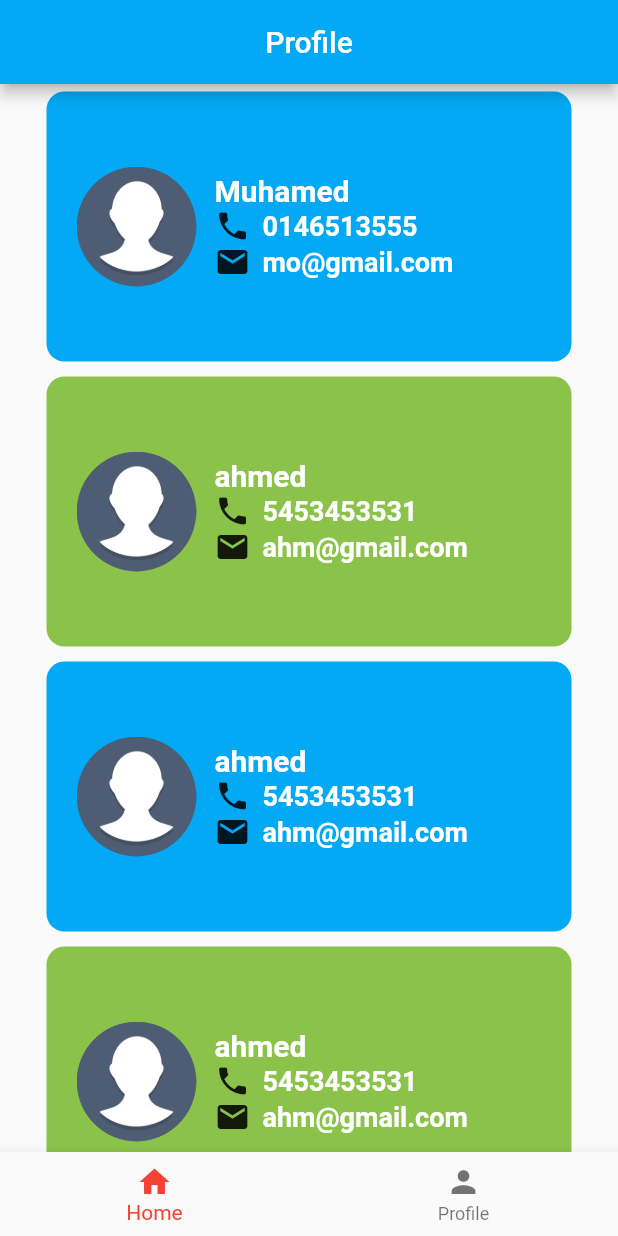
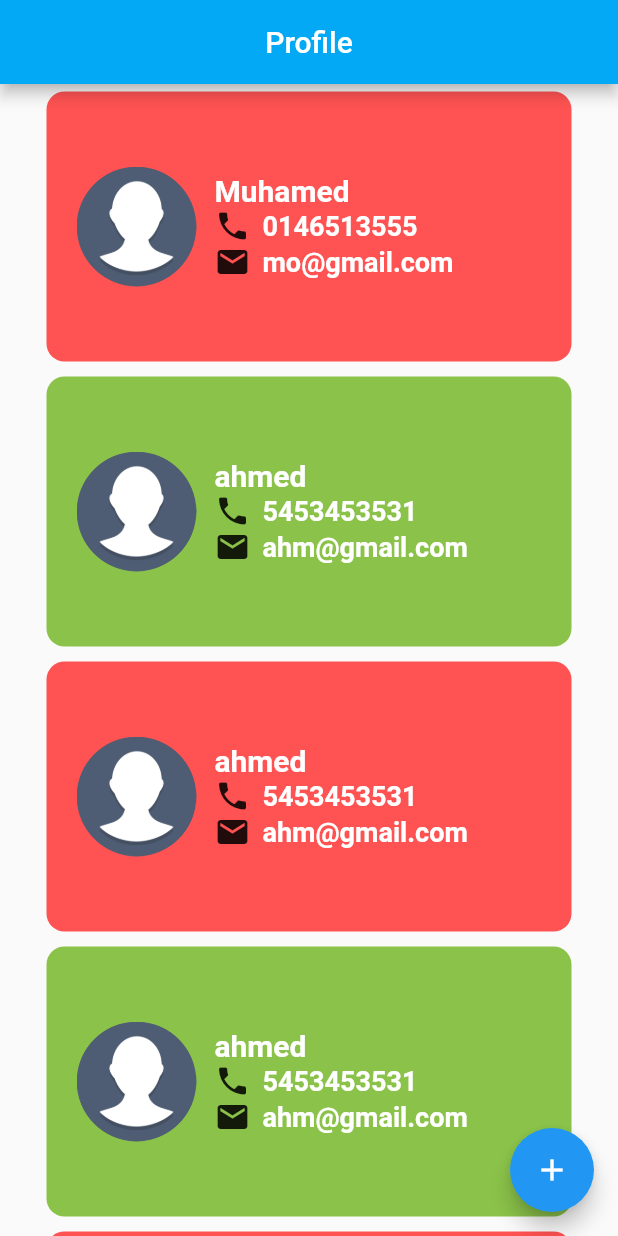
Before and after one commit to MostafaAmin0/FlutterCourse, a Flutter app: the screen it shows after launch, on a phone screen of 412 x 824 dp. Run offline on Flutter 3.47's test engine with Material 2 defaults, Android fonts, the phone set to English and light mode, and no system bars.

Commit message:
init_section

```diff
--- a/lib/Screens/contact_list_screen.dart
+++ b/lib/Screens/contact_list_screen.dart
@@ -15,7 +15,7 @@ class ContactListScreen extends StatelessWidget {
           name: MyContacts.contacts[index].name,
           mail: MyContacts.contacts[index].mail,
           number: MyContacts.contacts[index].number,
-          color: index.isEven ? Colors.lightBlue : Colors.lightGreen,
+          color: index.isEven ? Colors.redAccent : Colors.lightGreen,
         );
       },
     );
--- a/lib/Screens/home_screen.dart
+++ b/lib/Screens/home_screen.dart
@@ -1,5 +1,4 @@
 import 'package:flutter/material.dart';
-import 'package:lab_g2/Screens/add_contact_screen.dart';
 import 'package:lab_g2/Screens/contact_list_screen.dart';
 
 class HomeScreen extends StatefulWidget {
@@ -10,12 +9,6 @@ class HomeScreen extends StatefulWidget {
 }
 
 class _HomeScreenState extends State<HomeScreen> {
-  static const List<Widget> _widgetOptions = <Widget>[
-    ContactListScreen(),
-    AddContactScreen(),
-  ];
-
-  int _selectedIndex = 0;
   @override
   Widget build(BuildContext context) {
     return Scaffold(
@@ -24,28 +17,14 @@ class _HomeScreenState extends State<HomeScreen> {
         centerTitle: true,
         backgroundColor: Colors.lightBlue,
       ),
+      floatingActionButton: FloatingActionButton(
+        child: const Icon(Icons.add),
+        onPressed: () {
+          Navigator.of(context).pushNamed("/AddContact");
+        },
+      ),
       body: SafeArea(
-        child: _widgetOptions.elementAt(_selectedIndex),
-      ),
-      bottomNavigationBar: BottomNavigationBar(
-        items: const [
-          BottomNavigationBarItem(
-            icon: Icon(Icons.home),
-            label: "Home",
-          ),
-          BottomNavigationBarItem(
-            icon: Icon(Icons.person),
-            label: "Profile",
-          ),
-        ],
-        currentIndex: _selectedIndex,
-        selectedItemColor: Colors.red,
-        onTap: (value) {
-          setState(() {
-            _selectedIndex = value;
-          });
-          print(_selectedIndex);
-        },
+        child: ContactListScreen(),
       ),
     );
   }
--- a/lib/main.dart
+++ b/lib/main.dart
@@ -1,7 +1,6 @@
 import 'package:flutter/material.dart';
+import 'package:lab_g2/Screens/add_contact_screen.dart';
 import 'package:lab_g2/Screens/home_screen.dart';
-
-import 'Screens/test_route_screen.dart';
 
 void main() => runApp(const MyApp());
 
@@ -15,7 +14,7 @@ class MyApp extends StatelessWidget {
       initialRoute: "/",
       routes: {
         "/": (ctx) => const HomeScreen(),
-        "/test": (ctx) => const TestRouteScreen(),
+        "/AddContact": (ctx) => const AddContactScreen(),
       },
     );
   }
```
Also changed, not shown: lib/Screens/add_contact_screen.dart (+11 -25 lines), lib/Screens/test_route_screen.dart (deleted, +0 -17 lines).
